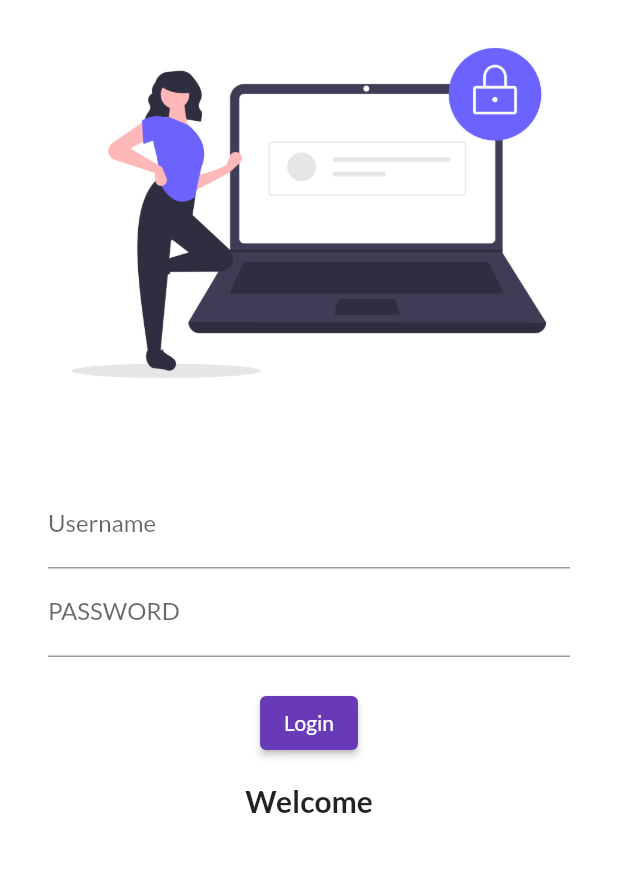
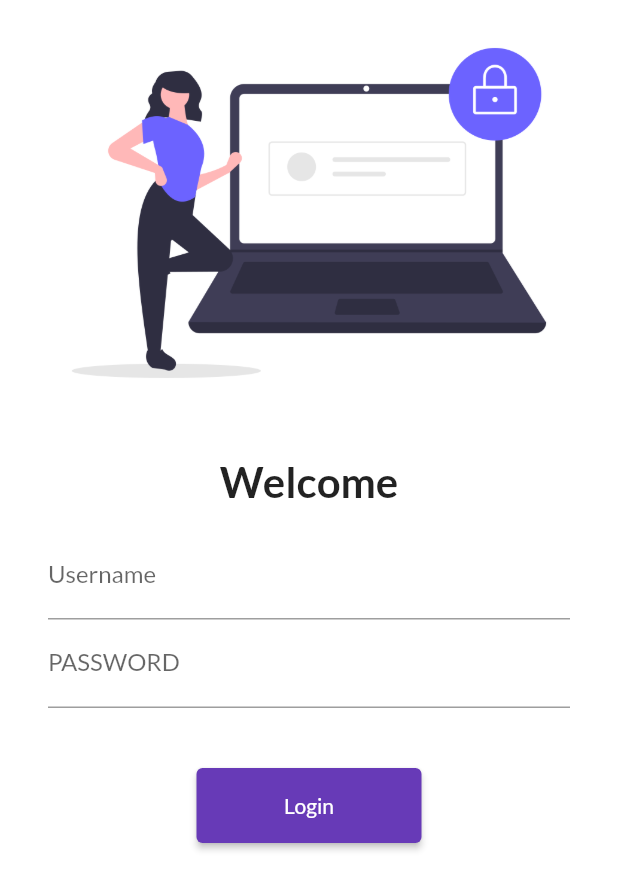
Before and after one commit to sushantsharma07/30days_flutter, a Flutter app: the screen it shows after launch, on a phone screen of 412 x 824 dp. Shown: the top 890 px of the screen. Run offline on Flutter 3.47's test engine with Material 2 defaults, Android fonts, the phone set to English and light mode, and no system bars; our stand-ins replace google_fonts.

Commit message:
day5 completed

```diff
--- a/first_project/lib/main.dart
+++ b/first_project/lib/main.dart
@@ -1,4 +1,6 @@
+import 'package:first_project/pages/home_page.dart';
 import 'package:first_project/pages/login.dart';
+import 'package:first_project/utils/routs.dart';
 import 'package:flutter/material.dart';
 import 'package:google_fonts/google_fonts.dart';
 
@@ -20,6 +22,10 @@ class MyApp extends StatelessWidget {
         themeMode: ThemeMode.light,
         darkTheme: ThemeData(brightness: Brightness.dark),
         initialRoute: "/login",
-        routes: {"/": (context) => Login(), "/login": (context) => Login()});
+        routes: {
+          "/": (context) => Login(),
+          MyRoutes.loginRoute: (context) => Login(),
+          MyRoutes.homeRoute: (context) => HomePage()
+        });
   }
 }
--- a/first_project/lib/pages/login.dart
+++ b/first_project/lib/pages/login.dart
@@ -1,3 +1,4 @@
+import 'package:first_project/utils/routs.dart';
 import 'package:flutter/material.dart';
 
 class Login extends StatelessWidget {
@@ -5,7 +6,8 @@ class Login extends StatelessWidget {
   Widget build(BuildContext context) {
     return Material(
         color: Colors.white,
-        child: Column(children: [
+        child: SingleChildScrollView(
+            child: Column(children: [
           Image.asset(
             "assets/images/login.png",
             fit: BoxFit.cover,
@@ -13,6 +15,11 @@ class Login extends StatelessWidget {
           SizedBox(
             height: 20,
           ),
+          Text("Welcome",
+              style: TextStyle(
+                fontSize: 28,
+                fontWeight: FontWeight.bold,
+              )),
           Padding(
             padding: EdgeInsets.symmetric(vertical: 16.0, horizontal: 32.0),
             child: Column(
@@ -26,20 +33,17 @@ class Login extends StatelessWidget {
                   decoration: InputDecoration(
                       hintText: "ENTER YOUR PASSWORD", labelText: "PASSWORD"),
                 ),
-                SizedBox(height: 20.0),
+                SizedBox(height: 40.0),
                 ElevatedButton(
-                    onPressed: () {
-                      print("Hi Amit");
-                    },
-                    child: Text("Login"))
+                  onPressed: () {
+                    Navigator.pushNamed(context, MyRoutes.homeRoute);
+                  },
+                  child: Text("Login"),
+                  style: TextButton.styleFrom(minimumSize: Size(150, 50)),
+                )
               ],
             ),
           ),
-          Text("Welcome",
-              style: TextStyle(
-                fontSize: 20,
-                fontWeight: FontWeight.bold,
-              ))
-        ]));
+        ])));
   }
 }
--- /dev/null
+++ b/first_project/lib/utils/routs.dart
@@ -0,0 +1,4 @@
+class MyRoutes {
+  static String loginRoute = "/login";
+  static String homeRoute = "/home";
+}
```
